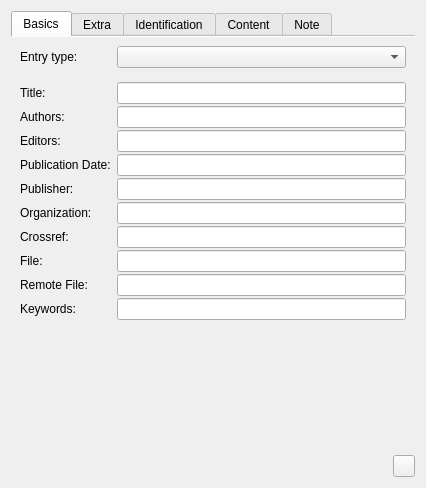
KDE/conquirere, file src/sidebar/publicationwidget.ui: the form before one commit.
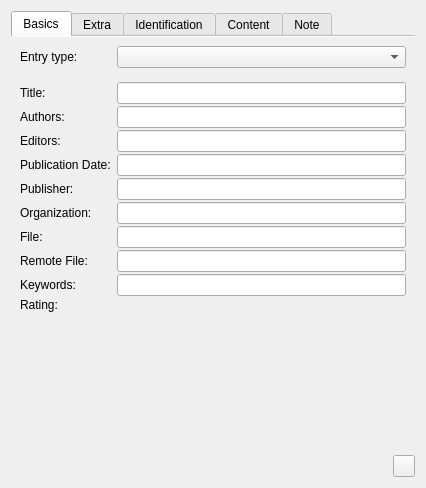
The form after the commit. Custom widgets are drawn as their Qt base class.

Commit message: add star rating

Diff of the .ui file:
```diff
--- a/src/sidebar/publicationwidget.ui
+++ b/src/sidebar/publicationwidget.ui
@@ -150,20 +150,7 @@
        <item row="15" column="1">
         <widget class="OrganizationEdit" name="editOrganization"/>
        </item>
-       <item row="18" column="0">
-        <widget class="QLabel" name="label_18">
-         <property name="text">
-          <string>Crossref:</string>
-         </property>
-         <property name="buddy">
-          <cstring>editCrossref</cstring>
-         </property>
-        </widget>
-       </item>
-       <item row="18" column="1">
-        <widget class="StringEdit" name="editCrossref"/>
-       </item>
-       <item row="20" column="0">
+       <item row="19" column="0">
         <widget class="QLabel" name="label_25">
          <property name="text">
           <string>File:</string>
@@ -173,10 +160,10 @@
          </property>
         </widget>
        </item>
-       <item row="20" column="1">
+       <item row="19" column="1">
         <widget class="FileObjectEdit" name="editFileObject"/>
        </item>
-       <item row="22" column="0">
+       <item row="21" column="0">
         <widget class="QLabel" name="label_16">
          <property name="text">
           <string>Remote File:</string>
@@ -186,7 +173,7 @@
          </property>
         </widget>
        </item>
-       <item row="22" column="1">
+       <item row="21" column="1">
         <widget class="FileObjectEdit" name="editRemoteObject"/>
        </item>
        <item row="23" column="0">
@@ -202,6 +189,16 @@
        <item row="23" column="1">
         <widget class="TagEdit" name="editKeywords"/>
        </item>
+       <item row="24" column="0">
+        <widget class="QLabel" name="label_18">
+         <property name="text">
+          <string>Rating:</string>
+         </property>
+        </widget>
+       </item>
+       <item row="24" column="1">
+        <widget class="KRatingWidget" name="editRating"/>
+       </item>
       </layout>
      </widget>
      <widget class="QWidget" name="tab_2">
@@ -579,6 +576,11 @@
    <extends>QComboBox</extends>
    <header>kcombobox.h</header>
   </customwidget>
+  <customwidget>
+   <class>KRatingWidget</class>
+   <extends>QFrame</extends>
+   <header>kratingwidget.h</header>
+  </customwidget>
   <customwidget>
    <class>StringEdit</class>
    <extends>QLineEdit</extends>
```
Left out of the diff: 16 changed lines with no effect on the pictures. The commit also changes 22 other files.
